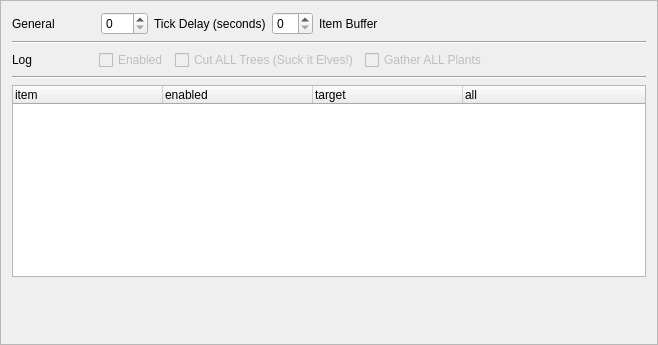
This is configframe.ui in jkackley/jeremykackley-dfjobs-improvment as Qt 5 draws it before an edit. The edited form follows.
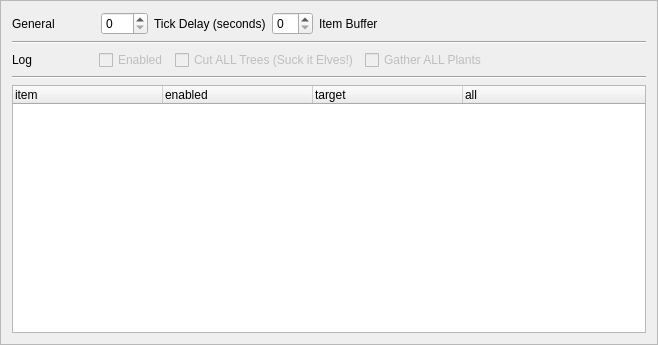
This is the edited form.

Commit message: UI updates to support "all" jobs

Diff of the .ui file:
```diff
--- a/configframe.ui
+++ b/configframe.ui
@@ -195,19 +195,6 @@
      </column>
     </widget>
    </item>
-   <item>
-    <spacer name="verticalSpacer">
-     <property name="orientation">
-      <enum>Qt::Vertical</enum>
-     </property>
-     <property name="sizeHint" stdset="0">
-      <size>
-       <width>20</width>
-       <height>40</height>
-      </size>
-     </property>
-    </spacer>
-   </item>
   </layout>
  </widget>
  <resources/>
```
The commit also changes 5 other files.
